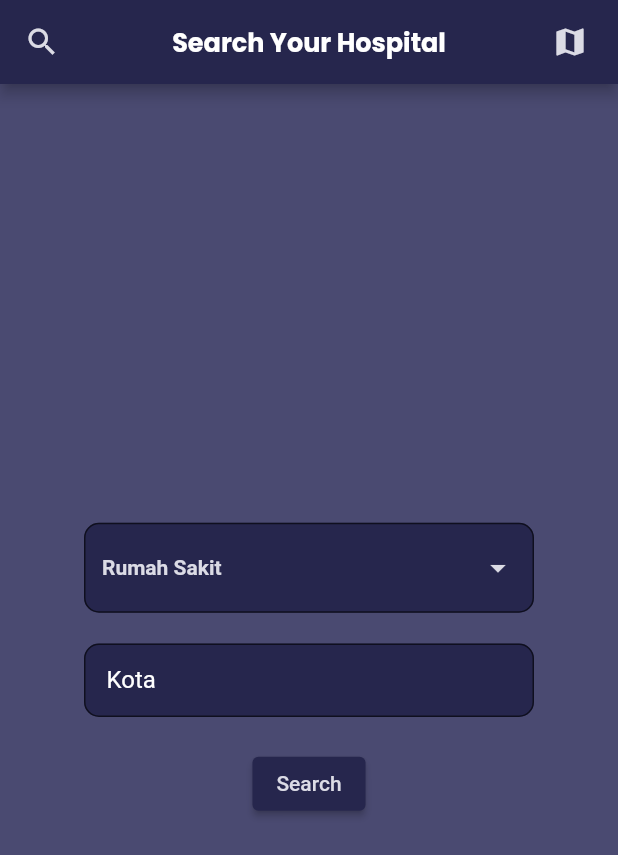
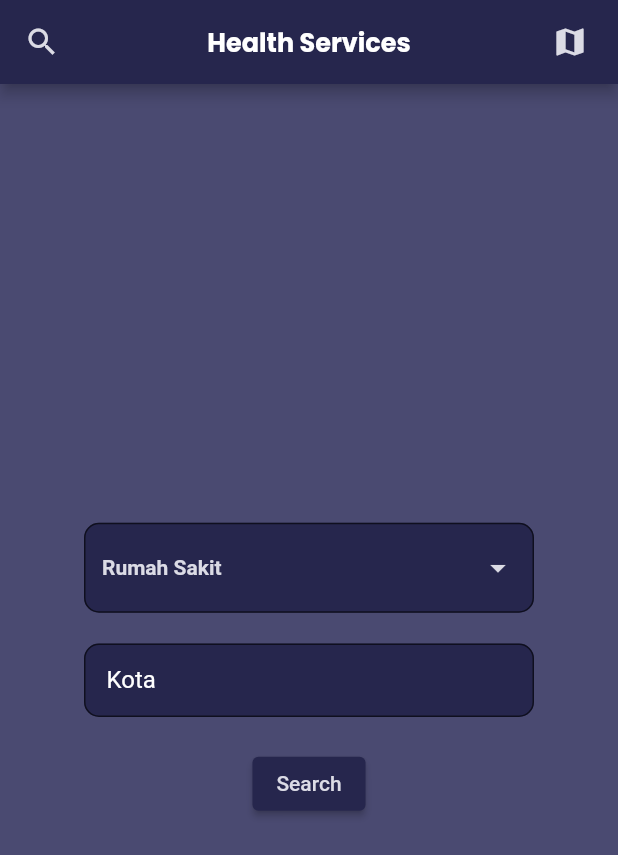
Before and after one commit to danielfebrianew/Hospital_Finder, a Flutter app: the screen it shows after launch, on a phone screen of 412 x 824 dp. Shown: the top 855 px of the screen. Run offline on Flutter 3.47's test engine with Material 2 defaults, Android fonts, the phone set to English and light mode, and no system bars; our stand-ins replace flutter_map, google_fonts, latlong2, shared_preferences; missing offline and left inert: osm_nominatim.

Commit message:
commit 4 : judul

```diff
--- a/lib/pages/main_page.dart
+++ b/lib/pages/main_page.dart
@@ -27,7 +27,7 @@ class MainPageState extends State<MainPage> {
   PreferredSizeWidget _appBar() {
     return AppBar(
       backgroundColor: _mainColor,
-      title: const Text('Search Your Hospital'),
+      title: const Text('Health Services'),
       titleTextStyle: GoogleFonts.poppins(
         textStyle: const TextStyle(
           fontWeight: FontWeight.bold,
```
